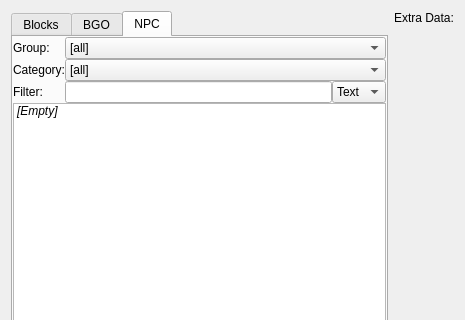
Qt form Editor/item_select_dialog/itemselectdialog.ui (WohlSoft/Moondust-Project) before a commit; both pictures show x 0 to 465 and y 0 to 320 of the 465 by 494 pixel window.
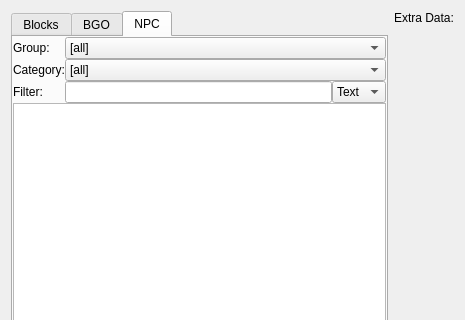
The same form after that commit. The open tabs and pages were chosen to show the change. Icons and pictures are not drawn.

The edit to the form file:
```diff
--- a/Editor/item_select_dialog/itemselectdialog.ui
+++ b/Editor/item_select_dialog/itemselectdialog.ui
@@ -304,18 +304,7 @@
           </widget>
          </item>
          <item row="3" column="0" colspan="3">
-          <widget class="QListWidget" name="Sel_List_NPC">
-           <item>
-            <property name="text">
-             <string>[Empty]</string>
-            </property>
-            <property name="font">
-             <font>
-              <italic>true</italic>
-             </font>
-            </property>
-           </item>
-          </widget>
+          <widget class="QListWidget" name="Sel_List_NPC"/>
          </item>
         </layout>
        </widget>
```
Left out of the diff: 28 changed lines with no effect on the pictures.
